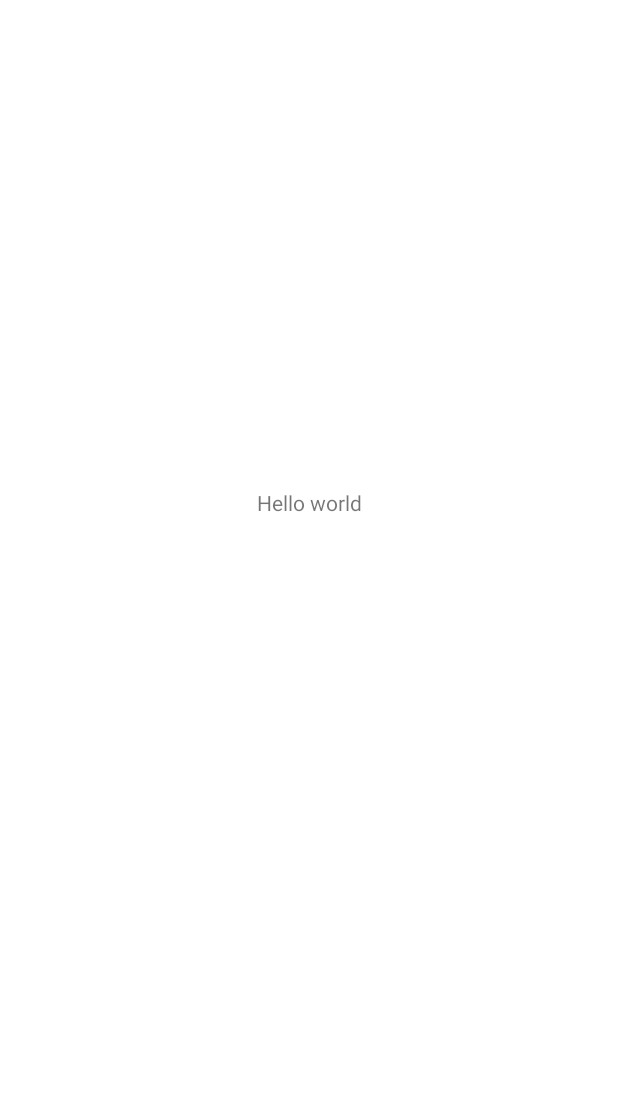
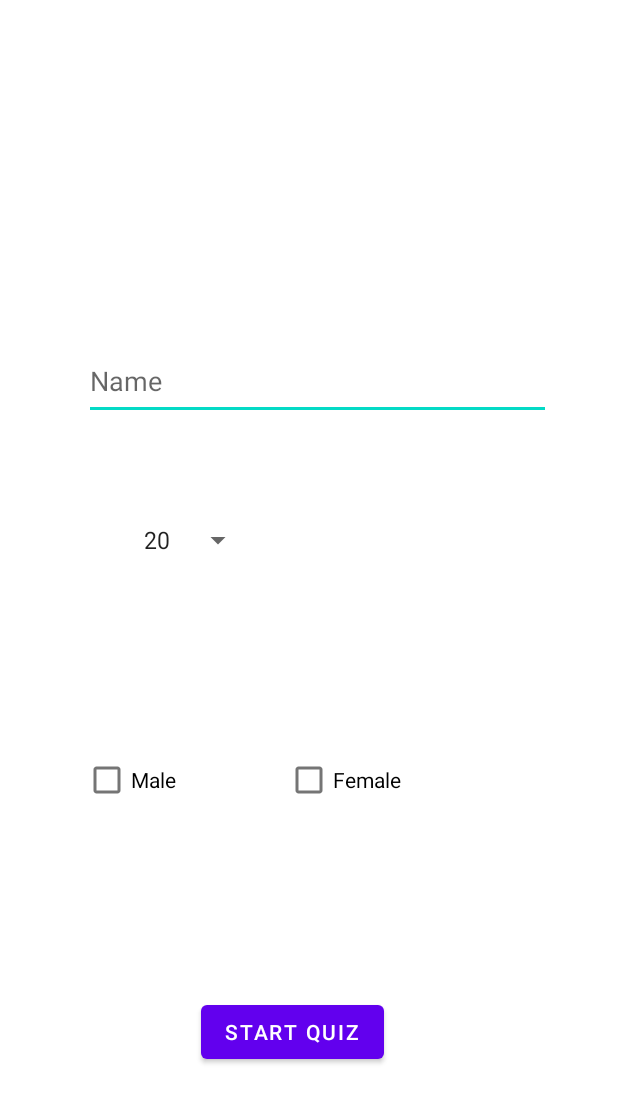
Before and after one commit to bluesky15/FBQuizApp, an Android app: the screen it shows after launch (MainActivity), on a phone screen of 412 x 824 dp. Before the commit the part shown is almost empty. Shown: the top 1103 px of the screen. Run offline under Robolectric (Android 15) with nearby library versions, the phone set to English and light mode, and no system bars.

```diff
--- a/FBQuizApp/app/src/main/AndroidManifest.xml
+++ b/FBQuizApp/app/src/main/AndroidManifest.xml
@@ -1,7 +1,8 @@
 <?xml version="1.0" encoding="utf-8"?>
 <manifest xmlns:android="http://schemas.android.com/apk/res/android"
   package="com.lkb.fbquizapp">
-
+<uses-permission android:name="android.permission.INTERNET" />
+  <uses-permission android:name="android.permission.ACCESS_NETWORK_STATE"/>
   <application
     android:allowBackup="true"
     android:icon="@mipmap/ic_launcher"
@@ -19,6 +20,7 @@
         <category android:name="android.intent.category.LAUNCHER" />
       </intent-filter>
     </activity>
+    <activity android:name=".QuizActivity" />
   </application>
 
 </manifest>
--- a/FBQuizApp/app/src/main/java/com/lkb/fbquizapp/MainActivity.kt
+++ b/FBQuizApp/app/src/main/java/com/lkb/fbquizapp/MainActivity.kt
@@ -1,9 +1,10 @@
 package com.lkb.fbquizapp
 
+import android.content.Intent
 import android.os.Bundle
-import com.google.android.material.snackbar.Snackbar
+import android.widget.ArrayAdapter
+import android.widget.Spinner
 import androidx.appcompat.app.AppCompatActivity
-
 import kotlinx.android.synthetic.main.activity_main.*
 
 class MainActivity : AppCompatActivity() {
@@ -11,5 +12,19 @@ class MainActivity : AppCompatActivity() {
     override fun onCreate(savedInstanceState: Bundle?) {
         super.onCreate(savedInstanceState)
         setContentView(R.layout.activity_main)
+
+        val spinner: Spinner = findViewById(R.id.spinner)
+        ArrayAdapter.createFromResource(
+            this,
+            R.array.age_array,
+            android.R.layout.simple_spinner_item
+        ).also { adapter ->
+            adapter.setDropDownViewResource(android.R.layout.simple_spinner_dropdown_item)
+            spinner.adapter = adapter
+        }
+
+        button.setOnClickListener {
+            startActivity(Intent(this, QuizActivity::class.java))
+        }
     }
 }
--- /dev/null
+++ b/FBQuizApp/app/src/main/java/com/lkb/fbquizapp/Repositiory.kt
@@ -0,0 +1 @@
+package com.lkb.fbquizapp
--- a/FBQuizApp/app/src/main/res/layout/activity_main.xml
+++ b/FBQuizApp/app/src/main/res/layout/activity_main.xml
@@ -6,13 +6,61 @@
     android:layout_height="match_parent"
     tools:context=".MainActivity">
 
-    <TextView
-        android:id="@+id/textView"
+    <Button
+        android:id="@+id/button"
         android:layout_width="wrap_content"
         android:layout_height="wrap_content"
-        android:layout_marginTop="325dp"
-        android:text="Hello world"
+        android:layout_marginBottom="112dp"
+        android:text="Start Quiz"
+        app:layout_constraintBottom_toBottomOf="parent"
         app:layout_constraintEnd_toEndOf="parent"
+        app:layout_constraintHorizontal_bias="0.463"
+        app:layout_constraintStart_toStartOf="parent" />
+
+    <EditText
+        android:id="@+id/editTextTextPersonName"
+        android:layout_width="311dp"
+        android:layout_height="52dp"
+        android:layout_marginTop="228dp"
+        android:ems="10"
+        android:hint="Name"
+        android:inputType="textPersonName"
+        app:layout_constraintEnd_toEndOf="parent"
+        app:layout_constraintHorizontal_bias="0.557"
         app:layout_constraintStart_toStartOf="parent"
         app:layout_constraintTop_toTopOf="parent" />
+
+    <Spinner
+        android:id="@+id/spinner"
+        android:layout_width="wrap_content"
+        android:layout_height="wrap_content"
+        android:layout_marginStart="88dp"
+        android:layout_marginTop="68dp"
+        android:spinnerMode="dialog"
+        app:layout_constraintStart_toStartOf="parent"
+        app:layout_constraintTop_toBottomOf="@+id/editTextTextPersonName" />
+
+    <CheckBox
+        android:id="@+id/checkBox"
+        android:layout_width="wrap_content"
+        android:layout_height="wrap_content"
+        android:layout_marginStart="55dp"
+        android:text="Male"
+        app:layout_constraintBaseline_toBaselineOf="@+id/checkBox2"
+        app:layout_constraintStart_toStartOf="parent" />
+
+    <CheckBox
+        android:id="@+id/checkBox2"
+        android:layout_width="wrap_content"
+        android:layout_height="wrap_content"
+        android:layout_marginStart="101dp"
+        android:layout_marginTop="81dp"
+        android:layout_marginEnd="100dp"
+        android:layout_marginBottom="78dp"
+        android:text="Female"
+        app:layout_constraintBottom_toTopOf="@+id/button"
+        app:layout_constraintEnd_toEndOf="@+id/editTextTextPersonName"
+        app:layout_constraintStart_toStartOf="@+id/spinner"
+        app:layout_constraintTop_toBottomOf="@+id/spinner" />
+
 </androidx.constraintlayout.widget.ConstraintLayout>
--- a/FBQuizApp/app/src/main/res/values/strings.xml
+++ b/FBQuizApp/app/src/main/res/values/strings.xml
@@ -9,4 +9,22 @@
 
     <string name="hello_first_fragment">Hello first fragment</string>
     <string name="hello_second_fragment">Hello second fragment. Arg: %1$s</string>
+    <string-array name="age_array">
+        <item>20</item>
+        <item>21</item>
+        <item>22</item>
+        <item>23</item>
+        <item>24</item>
+        <item>25</item>
+        <item>26</item>
+        <item>27</item>
+        <item>20</item>
+        <item>21</item>
+        <item>22</item>
+        <item>23</item>
+        <item>24</item>
+        <item>25</item>
+        <item>26</item>
+        <item>27</item>
+    </string-array>
 </resources>
```
Also changed, not shown: FBQuizApp/app/build.gradle (+14 -1 lines), FBQuizApp/app/src/main/java/com/lkb/fbquizapp/QuizActivity.kt (added, +26 -0 lines), FBQuizApp/app/src/main/java/com/lkb/fbquizapp/QuizApiService.kt (added, +32 -0 lines), FBQuizApp/app/src/main/java/com/lkb/fbquizapp/QuizModelList.kt (added, +10 -0 lines), FBQuizApp/app/src/main/java/com/lkb/fbquizapp/QuizViewModel.kt (added, +14 -0 lines), FBQuizApp/app/src/main/java/com/lkb/fbquizapp/QuizViewModelFactory.kt (added, +13 -0 lines), FBQuizApp/app/src/main/res/layout/quiz_activity.xml (added, +24 -0 lines), FBQuizApp/gradle/wrapper/gradle-wrapper.properties.
